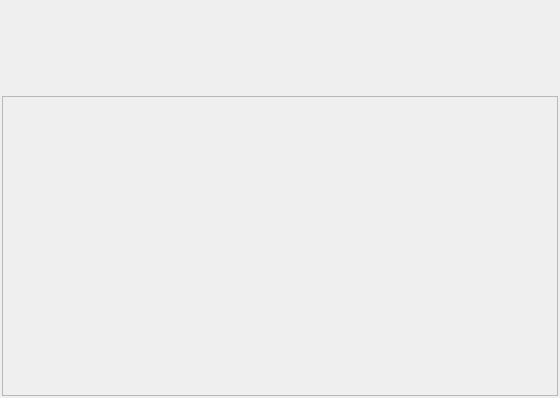
Old version of the form mainui/autostartwidget.ui in the repository UbuntuKylin/youker-assistant.
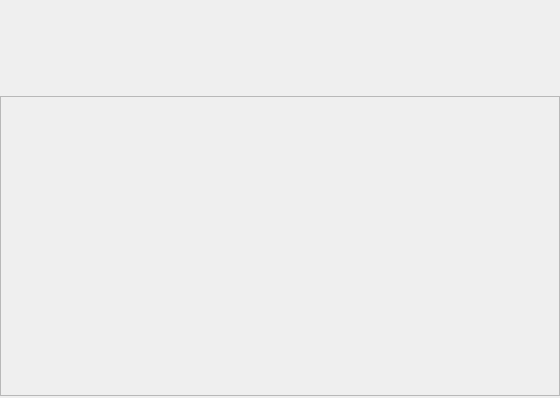
New version of the form.

Diff of the .ui file:
```diff
--- a/mainui/autostartwidget.ui
+++ b/mainui/autostartwidget.ui
@@ -16,9 +16,9 @@
   <widget class="QWidget" name="widget_1" native="true">
    <property name="geometry">
     <rect>
-     <x>2</x>
+     <x>0</x>
      <y>32</y>
-     <width>556</width>
+     <width>560</width>
      <height>33</height>
     </rect>
    </property>
@@ -26,9 +26,9 @@
   <widget class="QWidget" name="widget_2" native="true">
    <property name="geometry">
     <rect>
-     <x>2</x>
+     <x>0</x>
      <y>65</y>
-     <width>556</width>
+     <width>560</width>
      <height>31</height>
     </rect>
    </property>
@@ -36,9 +36,9 @@
   <widget class="QScrollArea" name="scrollArea">
    <property name="geometry">
     <rect>
-     <x>2</x>
+     <x>0</x>
      <y>96</y>
-     <width>556</width>
+     <width>560</width>
      <height>300</height>
     </rect>
    </property>
@@ -50,7 +50,7 @@
      <rect>
       <x>0</x>
       <y>0</y>
-      <width>554</width>
+      <width>558</width>
       <height>298</height>
      </rect>
     </property>
```
